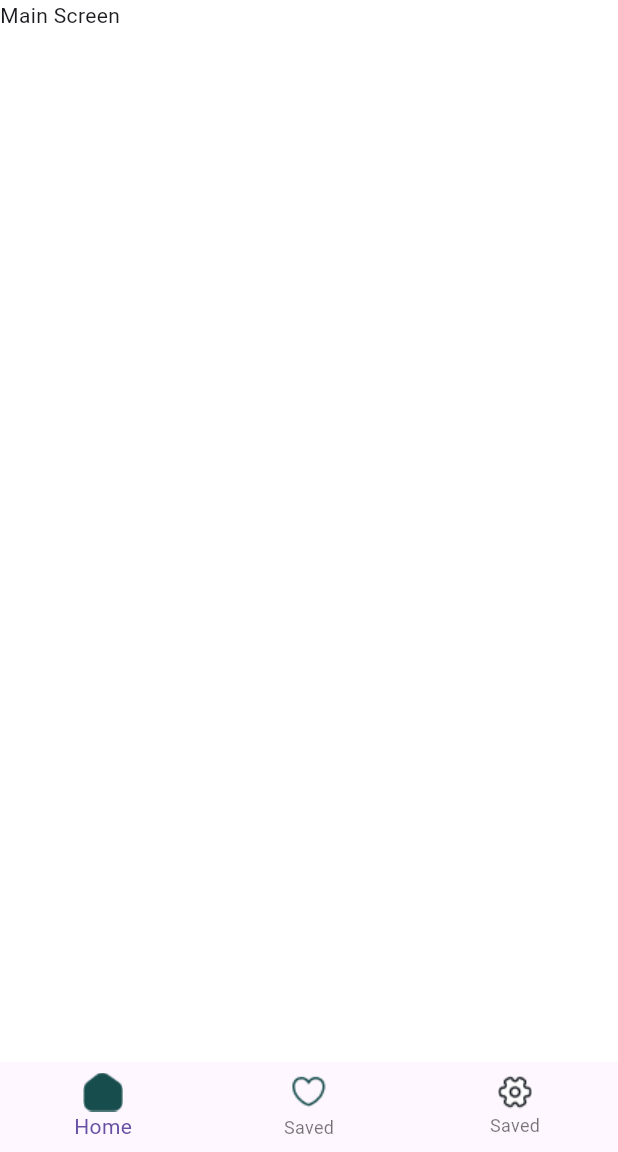
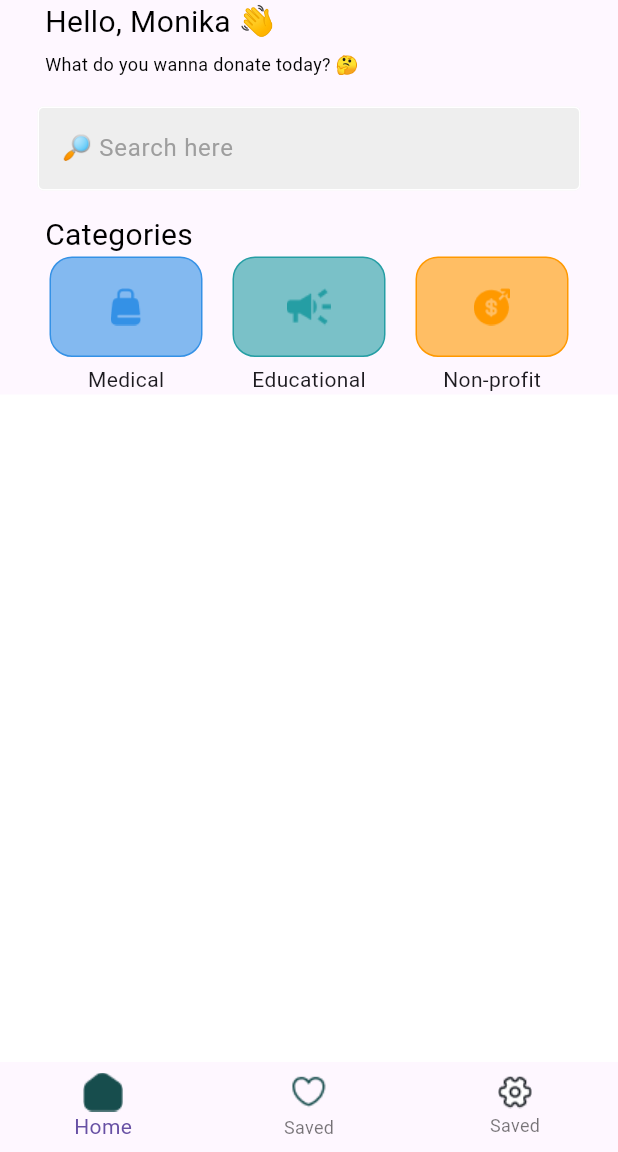
Before and after one commit to Manny-Munoz/gibu, a Flutter app: the MainPage screen opened by its route, on a phone screen of 412 x 824 dp, the part 84-1236 px from its top. Run offline on Flutter 3.47's test engine with Material 3 defaults, Android fonts, the phone set to English and light mode, and no system bars.

Commit message:
Refactor input_text.dart and social_media_button.dart, and add home_page.dart and main_page.dart

```diff
--- a/lib/components/social_media_button.dart
+++ b/lib/components/social_media_button.dart
@@ -2,9 +2,13 @@ import 'package:flutter/material.dart';
 
 class ImageCard extends StatelessWidget {
   final String imagePath;
+  final Color backgroundColor;
+  final Color borderColor;
   const ImageCard({
     super.key,
     required this.imagePath,
+    this.backgroundColor = Colors.white,
+    this.borderColor = Colors.grey,
   });
 
   @override
@@ -12,9 +16,9 @@ class ImageCard extends StatelessWidget {
     return Container(
       padding: const EdgeInsets.all(20),
       decoration: BoxDecoration(
-        border: Border.all(color: Colors.grey),
+        border: Border.all(color: borderColor),
         borderRadius: BorderRadius.circular(15),
-        color: Colors.white,
+        color: backgroundColor,
       ),
       child: Image.asset(
         imagePath,
--- /dev/null
+++ b/lib/pages/home_page.dart
@@ -0,0 +1,72 @@
+import "package:flutter/material.dart";
+import "package:gibu/components/input_text.dart";
+import "package:gibu/components/text_alignment_left.dart";
+import "package:gibu/components/social_media_button.dart";
+
+class HomePage extends StatelessWidget {
+  final name = "Monika";
+  final controller = TextEditingController();
+
+  HomePage({super.key});
+
+  @override
+  Widget build(BuildContext context) {
+    return Material(
+      child: SafeArea(
+        child: SingleChildScrollView(
+          child: Column(
+            children: [
+              TextAlignmentLeft(
+                text: "Hello, $name 👋",
+              ),
+              const SizedBox(height: 5),
+              const TextAlignmentLeft(
+                text: "What do you wanna donate today? 🤔",
+                textSize: 12,
+              ),
+              const SizedBox(height: 20),
+              InputText(
+                  controller: controller,
+                  hintText: "🔎 Search here",
+                  obscureText: false),
+              const SizedBox(height: 15),
+              const TextAlignmentLeft(
+                text: "Categories",
+              ),
+              const Row(
+              mainAxisAlignment: MainAxisAlignment.center,
+              children: [
+                Column(
+                  children: [
+                    ImageCard(imagePath: "lib/images/medical.png", backgroundColor: Color.fromARGB(155, 52, 145, 230), borderColor: Color.fromARGB(255, 52, 145, 230),),
+                    SizedBox(height: 5),
+                    Text("Medical",
+                    ),
+                  ],
+                ),
+                SizedBox(width: 20),
+                Column(
+                  children: [
+                    ImageCard(imagePath: "lib/images/educational.png", backgroundColor: Color.fromARGB(155, 37, 158, 164), borderColor: Color.fromARGB(255, 37, 158, 164),),
+                    SizedBox(height: 5),
+                    Text("Educational",
+                    ),
+                  ],
+                ),
+                SizedBox(width: 20),
+                Column(
+                  children: [
+                    ImageCard(imagePath: "lib/images/non-profit.png", backgroundColor: Color.fromARGB(155, 255, 153, 0), borderColor: Color.fromARGB(255, 255, 153, 0),),
+                    SizedBox(height: 5),
+                    Text("Non-profit",
+                    ),
+                  ],
+                ),
+              ]),
+            ],
+          ),
+        ),
+      ),
+    );
+  }
+}
--- a/lib/pages/main_page.dart
+++ b/lib/pages/main_page.dart
@@ -1,6 +1,5 @@
 import "package:flutter/material.dart";
-
-enum Screens { Gibu, Saved, Settings }
+import "package:gibu/pages/home_page.dart";
 
 class MainPage extends StatefulWidget {
   const MainPage({super.key});
@@ -11,26 +10,21 @@ class MainPage extends StatefulWidget {
 
 class _MainPageState extends State<MainPage> {
   int selectedIndex = 0;
+  final screenNames = ["Gibu", "Saved", "Settings"];
+
+  final screens = [HomePage(), HomePage(), HomePage()];
 
   @override
   Widget build(BuildContext context) {
     return Scaffold(
       backgroundColor: Colors.white,
-      body: const SafeArea(
-        child: SingleChildScrollView(
-          child: Column(
-            children: [
-              Text("Main Screen"),
-            ],
-          ),
-        ),
-      ),
+      body: IndexedStack(index: selectedIndex, children: screens),
       appBar: AppBar(
           automaticallyImplyLeading: false,
           backgroundColor: Colors.white,
           elevation: 0,
           title: Text(
-            Screens.values[selectedIndex].name,
+            screenNames[selectedIndex],
             style: const TextStyle(
                 color: Color.fromARGB(255, 37, 36, 39),
                 fontSize: 20,
```
Also changed, not shown: lib/components/input_text.dart (line endings or trailing spaces), lib/images/all.png (added), lib/images/educational.png (added), lib/images/medical.png (added), lib/images/non-profit.png (added), lib/images/profile icon active.png (deleted), lib/images/settings icon active.png (added), lib/images/startCampaignImage.png (added).
